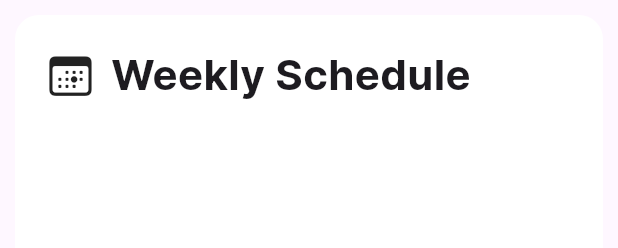
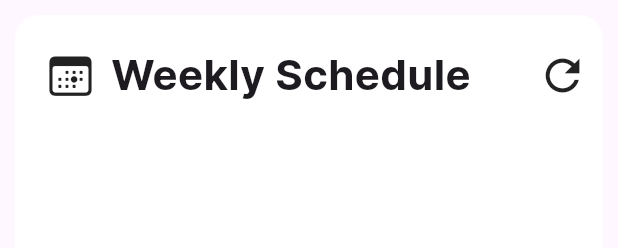
Before and after one commit to YahyaAhmedKhan/AppDev-TutionWala, a Flutter app: the HomePage widget shown alone on an empty page, opened directly, on a phone screen of 412 x 824 dp. Shown: the top 248 px of the screen. Run offline on Flutter 3.47's test engine with Material 2 defaults, Android fonts, the phone set to English and light mode, and no system bars; our stand-ins replace animated_toggle_switch, cloud_firestore, firebase_auth, firebase_core, flutter_rating_stars, flutter_riverpod and 5 more; missing offline and left inert: async_button_builder, dart:ffi, date_picker_plus; accounts and stored records are empty.

Commit message:
fixed schedule, perfect now, i think

```diff
--- a/lib/pages/tutor_home_page.dart
+++ b/lib/pages/tutor_home_page.dart
@@ -4,16 +4,13 @@ import 'package:flutter/cupertino.dart';
 import 'package:flutter/material.dart';
 import 'package:flutter_riverpod/flutter_riverpod.dart';
 import 'package:tution_wala/pages/auth_check_page.dart';
-import 'package:tution_wala/pages/contracts_page.dart';
 import 'package:tution_wala/pages/tutor_pending_contracts_page.dart';
 import 'package:tution_wala/pages/tutor_weekly_schedule.dart';
 import 'package:tution_wala/providers/auth_state_notifier.dart';
-import 'package:tution_wala/providers/tutors_provder.dart';
+import 'package:tution_wala/providers/tutor_weekly_schedule_provider.dart';
 import 'package:tution_wala/service/auth_service.dart';
 import 'package:tution_wala/style/color_style.dart';
-import 'package:tution_wala/widgets/ongoing_contract_list.dart';
-import 'package:tution_wala/widgets/pending_contracts_page.dart';
-import 'package:tution_wala/widgets/tutor_list.dart';
+import 'package:tution_wala/widgets/tutor_pending_contract_list.dart';
 
 class TutorHomePage extends ConsumerStatefulWidget {
   const TutorHomePage({super.key});
@@ -187,7 +184,7 @@ class HomePage extends StatelessWidget {
                 crossAxisAlignment: CrossAxisAlignment.start,
                 mainAxisSize: MainAxisSize.min,
                 children: [
-                  const Padding(
+                  Padding(
                     padding: EdgeInsets.only(bottom: 8, left: 20, top: 20),
                     child: Row(
                       children: [
@@ -198,7 +195,8 @@ class HomePage extends StatelessWidget {
                         Padding(
                           padding: EdgeInsets.only(left: 10),
                           child: Text(
-                            "Weekly Schedule",
+                            "Weekly Schedule ",
+                            overflow: TextOverflow.ellipsis,
                             style: TextStyle(
                               fontSize: 28,
                               fontWeight: FontWeight.w700,
@@ -206,6 +204,11 @@ class HomePage extends StatelessWidget {
                             ),
                           ),
                         ),
+                        Spacer(),
+                        Padding(
+                          padding: EdgeInsets.only(right: 10),
+                          child: refreshButton(),
+                        )
                       ],
                     ),
                   ),
@@ -226,6 +229,25 @@ class HomePage extends StatelessWidget {
           child: Center(),
         ),
       ],
+    );
+  }
+}
+
+class refreshButton extends ConsumerWidget {
+  const refreshButton({super.key});
+
+  @override
+  Widget build(BuildContext context, WidgetRef ref) {
+    return InkWell(
+      borderRadius: BorderRadius.circular(10),
+      onTap: () {
+        print("hi");
+        ref.refresh(weeklyScheduleProvider);
+      },
+      child: Icon(
+        Icons.refresh,
+        size: 34,
+      ),
     );
   }
 }
--- a/lib/pages/tutor_pending_contract_card.dart
+++ b/lib/pages/tutor_pending_contract_card.dart
@@ -34,10 +34,11 @@ class TutorPendingContractCard extends ConsumerWidget {
       child: Padding(
         padding: const EdgeInsets.symmetric(horizontal: 14),
         child: Material(
+          color: Colors.amber.shade100,
           borderRadius: BorderRadius.circular(20),
           elevation: 2,
           child: Card(
-            color: Colors.white,
+            color: Colors.transparent,
             elevation: 0,
             child: Padding(
               padding: const EdgeInsets.all(12.0),
--- a/lib/pages/tutor_weekly_schedule.dart
+++ b/lib/pages/tutor_weekly_schedule.dart
@@ -31,6 +31,7 @@ class WeeklyScheduleWidget extends ConsumerWidget {
 
               // Retrieve the students for the current day
               final students = weeklySchedule[day.toLowerCase()] ?? [];
+              print("students: $students");
 
               return Padding(
                 padding: const EdgeInsets.all(8.0),
@@ -98,8 +99,10 @@ class WeeklyScheduleWidget extends ConsumerWidget {
         );
       },
       loading: () => const Center(child: CircularProgressIndicator()),
-      error: (error, stack) =>
-          Center(child: Text('Error: ${error.toString()}')),
+      error: (error, stack) {
+        return Center(child: Text('Error: ${error.toString()}'));
+        throw error;
+      },
     );
   }
 }
--- a/lib/service/firestore_service.dart
+++ b/lib/service/firestore_service.dart
@@ -210,6 +210,10 @@ class FirestoreService {
 
   Future<List<QueryDocumentSnapshot>> getContractsByContractIds(
       List<String> contractIds) async {
+    if (contractIds.isEmpty) {
+      return []; // Return an empty list if contractIds is empty
+    }
+
     final QuerySnapshot contractsSnapshot = await _firebaseFirestore
         .collection('contracts')
         .where(FieldPath.documentId, whereIn: contractIds)
```
Also changed, not shown: lib/helper/date_function.dart (+19 -16 lines), lib/pages/tutor_pending_contracts_page.dart (+63 -58 lines), lib/providers/tutor_weekly_schedule_provider.dart (+23 -20 lines), lib/widgets/tutor_card.dart (+11 -5 lines), lib/widgets/tutor_pending_contract_list.dart (added, +65 -0 lines).
